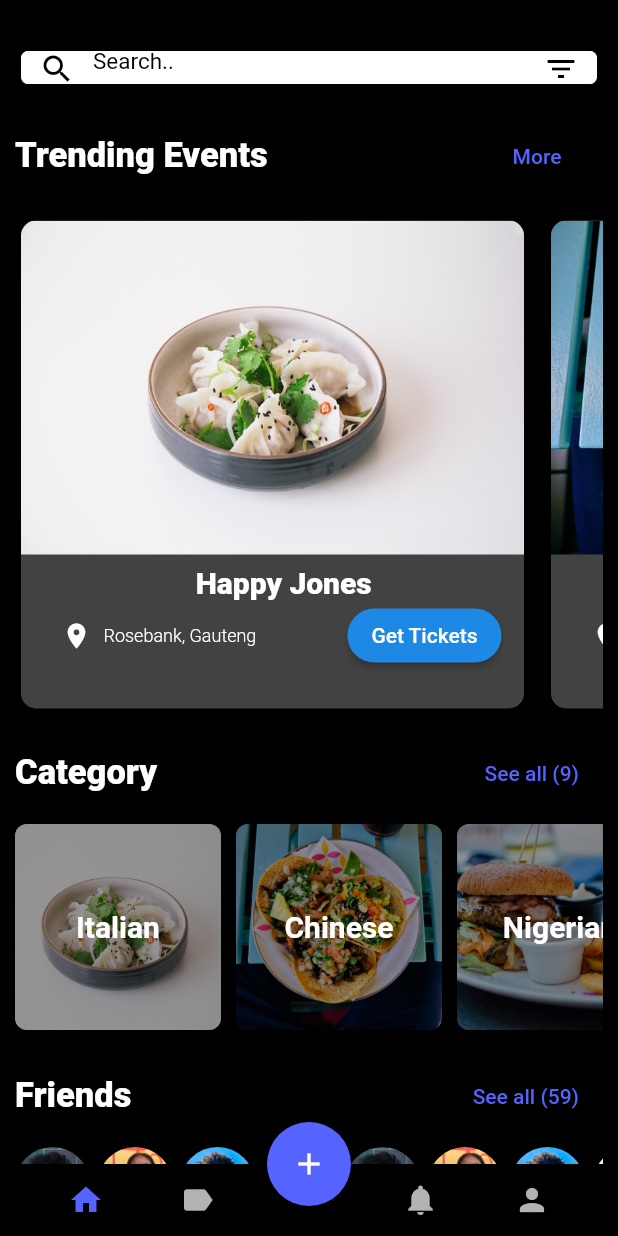
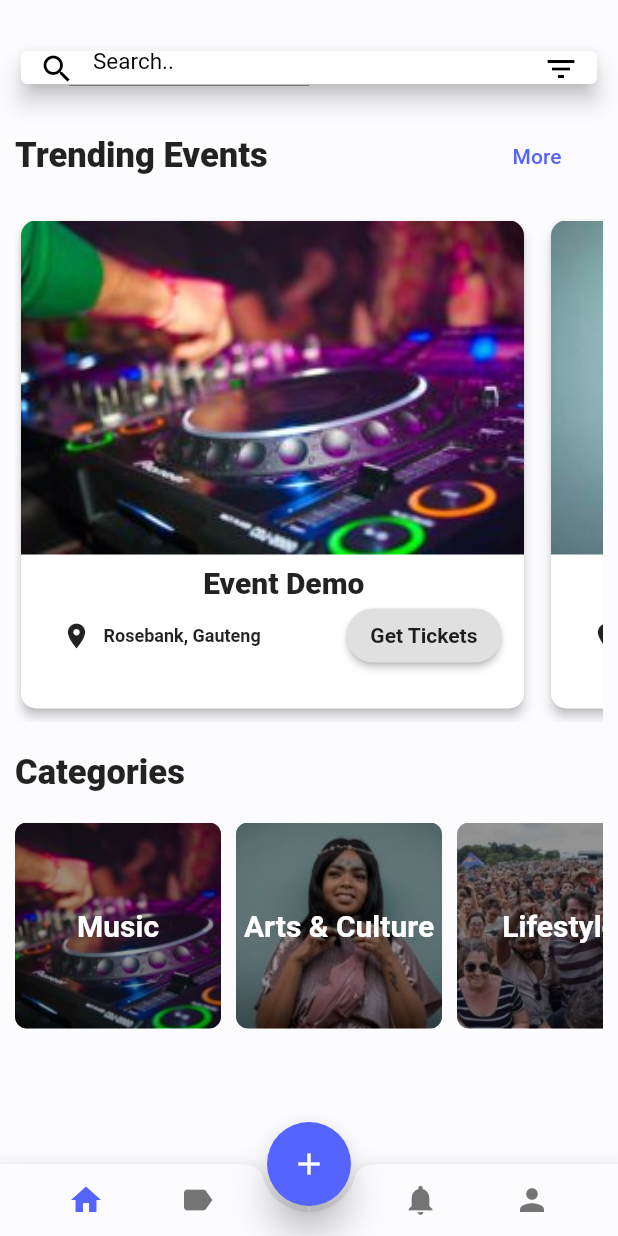
Before and after one commit to matthews-b/hack2k19sbg, a Flutter app: the screen it shows after launch, on a phone screen of 412 x 824 dp. Run offline on Flutter 3.47's test engine with Material 2 defaults, Android fonts, the phone set to English and light mode, and no system bars.

Commit message:
Added Categories without Navigation

```diff
--- a/lib/main.dart
+++ b/lib/main.dart
@@ -17,7 +17,7 @@ class MyApp extends StatefulWidget {
 }
 
 class _MyAppState extends State<MyApp> {
-  bool isDark = true;
+  bool isDark = false;
 
   @override
   void initState() {
@@ -25,7 +25,7 @@ class _MyAppState extends State<MyApp> {
     SystemChrome.setEnabledSystemUIOverlays(SystemUiOverlay.values);
     SystemChrome.setSystemUIOverlayStyle(SystemUiOverlayStyle(
       statusBarColor: isDark ? Constants.darkPrimary : Constants.lightPrimary,
-      statusBarIconBrightness: isDark?Brightness.light:Brightness.dark,
+      statusBarIconBrightness: isDark? Brightness.light: Brightness.dark,
     ));
   }
 
--- a/lib/pages/home-page.dart
+++ b/lib/pages/home-page.dart
@@ -135,43 +135,43 @@ class _HomeState extends State<Home> with AutomaticKeepAliveClientMixin<Home>{
               ),
             ),
 
-            SizedBox(height: 10.0),
+            SizedBox(height: 20.0),
 
 
             Row(
               mainAxisAlignment: MainAxisAlignment.spaceBetween,
               children: <Widget>[
                 Text(
-                  "Category",
+                  "Categories",
                   style: TextStyle(
                     fontSize: 23,
                     fontWeight: FontWeight.w800,
                   ),
                 ),
 
-                FlatButton(
-                  child: Text(
-                    "See all (9)",
-                    style: TextStyle(
-//                      fontSize: 22,
-//                      fontWeight: FontWeight.w800,
-                      color: Theme.of(context).accentColor,
-                    ),
-                  ),
-                  onPressed: (){
-//                    Navigator.of(context).push(
-//                      MaterialPageRoute(
-//                        builder: (BuildContext context){
-//                          return DishesScreen();
-//                        },
-//                      ),
-//                    );
-                  },
-                ),
+//                 FlatButton(
+//                   child: Text(
+//                     "See all (9)",
+//                     style: TextStyle(
+// //                      fontSize: 22,
+// //                      fontWeight: FontWeight.w800,
+//                       color: Theme.of(context).accentColor,
+//                     ),
+//                   ),
+//                   onPressed: (){
+// //                    Navigator.of(context).push(
+// //                      MaterialPageRoute(
+// //                        builder: (BuildContext context){
+// //                          return DishesScreen();
+// //                        },
+// //                      ),
+// //                    );
+//                   },
+                // ),
               ],
             ),
 
-            SizedBox(height: 10.0),
+            SizedBox(height: 20.0),
 
             //Horizontal List here
             Container(
@@ -248,66 +248,6 @@ class _HomeState extends State<Home> with AutomaticKeepAliveClientMixin<Home>{
               ),
             ),
 
-            SizedBox(height: 20.0),
-
-            Row(
-              mainAxisAlignment: MainAxisAlignment.spaceBetween,
-              children: <Widget>[
-                Text(
-                  "Friends",
-                  style: TextStyle(
-                    fontSize: 23,
-                    fontWeight: FontWeight.w800,
-                  ),
-                ),
-
-                FlatButton(
-                  child: Text(
-                    "See all (59)",
-                    style: TextStyle(
-//                      fontSize: 22,
-//                      fontWeight: FontWeight.w800,
-                      color: Theme.of(context).accentColor,
-                    ),
-                  ),
-                  onPressed: (){
-//                    Navigator.of(context).push(
-//                      MaterialPageRoute(
-//                        builder: (BuildContext context){
-//                          return DishesScreen();
-//                        },
-//                      ),
-//                    );
-                  },
-                ),
-              ],
-            ),
-
-            SizedBox(height: 10.0),
-
-            Container(
-              height: 50.0,
-              child: ListView.builder(
-                primary: false,
-                scrollDirection: Axis.horizontal,
-                shrinkWrap: true,
-                itemCount: friends == null ? 0:friends.length,
-                itemBuilder: (BuildContext context, int index) {
-                  String img = friends[index];
-
-                  return Padding(
-                    padding: EdgeInsets.only(right: 5.0),
-                    child: CircleAvatar(
-                      backgroundImage: AssetImage(
-                        img,
-                      ),
-                      radius: 25.0,
-                    ),
-                  );
-                },
-              ),
-            ),
-
             SizedBox(height: 30.0),
 
 
--- a/lib/util/categories.dart
+++ b/lib/util/categories.dart
@@ -2,31 +2,31 @@ import 'package:flutter/material.dart';
 
 List categories = [
   {
-    "name": "Italian",
+    "name": "Music",
     "color1": Color.fromARGB(100, 0, 0, 0),
     "color2": Color.fromARGB(100, 0, 0, 0),
     "img": "assets/food1.jpeg"
   },
   {
-    "name": "Chinese",
+    "name": "Arts & Culture",
     "color1": Color.fromARGB(100, 0, 0, 0),
     "color2": Color.fromARGB(100, 0, 0, 0),
     "img": "assets/food2.jpeg"
   },
   {
-    "name": "Nigerian",
+    "name": "Lifestyle",
     "color1": Color.fromARGB(100, 0, 0, 0),
     "color2": Color.fromARGB(100, 0, 0, 0),
     "img": "assets/food3.jpeg"
   },
   {
-    "name": "Spanish",
+    "name": "Family",
     "color1": Color.fromARGB(100, 0, 0, 0),
     "color2": Color.fromARGB(100, 0, 0, 0),
     "img": "assets/food4.jpeg"
   },
   {
-    "name": "Mexican",
+    "name": "Trivia",
     "color1": Color.fromARGB(100, 0, 0, 0),
     "color2": Color.fromARGB(100, 0, 0, 0),
     "img": "assets/food5.jpeg"
--- a/lib/util/restaurants.dart
+++ b/lib/util/restaurants.dart
@@ -1,63 +1,63 @@
 List restaurants = [
   {
     "img": "assets/food1.jpeg",
-    "title": "Happy Jones",
+    "title": "Event Demo",
     "address": "Rosebank, Gauteng",
     "price": "150",
     "date": "Thu, 24 Jul 2019"
   },
   {
     "img": "assets/food2.jpeg",
-    "title": "Uncle Boons",
+    "title": "Event Demo",
     "address": "Rosebank, Gauteng",
     "price": "150",
     "date": "Thu, 24 Jul 2019"
   },
   {
     "img": "assets/food3.jpeg",
-    "title": "Happy Jones",
+    "title": "Event Demo",
     "address": "Rosebank, Gauteng",
     "price": "150",
     "date": "Thu, 24 Jul 2019"
   },
   {
     "img": "assets/food4.jpeg",
-    "title": "Uncle Boons",
+    "title": "Event Demo",
     "address": "Rosebank, Gauteng",
     "price": "150",
     "date": "Thu, 24 Jul 2019"
   },
   {
     "img": "assets/food5.jpeg",
-    "title": "Happy Jones",
+    "title": "Event Demo",
     "address": "Rosebank, Gauteng",
     "price": "150",
     "date": "Thu, 24 Jul 2019"
   },
   {
     "img": "assets/food6.jpeg",
-    "title": "Happy Jones",
+    "title": "Event Demo",
     "address": "Rosebank, Gauteng",
     "price": "150",
     "date": "Thu, 24 Jul 2019"
   },
   {
     "img": "assets/food7.jpeg",
-    "title": "Happy Jones",
+    "title": "Event Demo",
     "address": "Rosebank, Gauteng",
     "price": "150",
     "date": "Thu, 24 Jul 2019"
   },
   {
     "img": "assets/food8.jpeg",
-    "title": "Happy Jones",
+    "title": "Event Demo",
     "address": "Rosebank, Gauteng",
     "price": "150",
     "date": "Thu, 24 Jul 2019"
   },
   {
     "img": "assets/food9.jpeg",
-    "title": "Happy Jones",
+    "title": "Event Demo",
     "address": "Rosebank, Gauteng",
     "price": "150",
     "date": "Thu, 24 Jul 2019"
--- a/lib/widgets/slide-item.dart
+++ b/lib/widgets/slide-item.dart
@@ -46,8 +46,6 @@ class _SlideItemState extends State<SlideItem> {
                   ),
                   child: GestureDetector(
                     onTap: () {
-                      //Insert event to be fired up when button is clicked here
-                      //in this case, this increments our `countValue` variable by one.
                       print("Clicked");
                       Details();
                     },
@@ -88,7 +86,7 @@ class _SlideItemState extends State<SlideItem> {
                       "${widget.address}",
                       style: TextStyle(
                         fontSize: 12,
-                        fontWeight: FontWeight.w300,
+                        fontWeight: FontWeight.w600,
                       ),
                     ), onPressed: () {},
                     ),
@@ -100,6 +98,9 @@ class _SlideItemState extends State<SlideItem> {
                     child: RaisedButton(
                       child: Text(
                         "Get Tickets",
+                        style: TextStyle(
+                          fontWeight: FontWeight.w600,
+                        ),
                       ),
                       shape: new RoundedRectangleBorder(borderRadius: new BorderRadius.circular(30.0)),
                       onPressed: () {
--- a/lib/widgets/trending-item.dart
+++ b/lib/widgets/trending-item.dart
@@ -84,7 +84,7 @@ class _TrendingItemState extends State<TrendingItem> {
                       "${widget.address}",
                       style: TextStyle(
                         fontSize: 12,
-                        fontWeight: FontWeight.w300,
+                        fontWeight: FontWeight.w600,
                       ),
                     ), onPressed: () {},
                     ),
@@ -101,7 +101,7 @@ class _TrendingItemState extends State<TrendingItem> {
                     "${widget.date}",
                     style: TextStyle(
                       fontSize: 12,
-                      fontWeight: FontWeight.w300,
+                      fontWeight: FontWeight.w600,
                     ),
                   textAlign: TextAlign.center,
                   ),
@@ -122,7 +122,7 @@ class _TrendingItemState extends State<TrendingItem> {
                         "From R"+"${widget.price}",
                         style: TextStyle(
                           fontSize: 12,
-                          fontWeight: FontWeight.w300,
+                          fontWeight: FontWeight.w600,
                         ),
                       textAlign: TextAlign.left,
                       ),
@@ -134,6 +134,9 @@ class _TrendingItemState extends State<TrendingItem> {
                     child: RaisedButton(
                       child: Text(
                         "Get Tickets",
+                        style: TextStyle(
+                          fontWeight: FontWeight.w600,
+                        ),
                       ),
                       shape: new RoundedRectangleBorder(borderRadius: new BorderRadius.circular(30.0)),
                       onPressed: () {
```
Also changed, not shown: assets/food1.jpeg, assets/food2.jpeg, assets/food3.jpeg, assets/food4.jpeg, assets/food5.jpeg, assets/food6.jpeg, assets/food7.jpeg, assets/food8.jpeg, assets/food9.jpeg.
